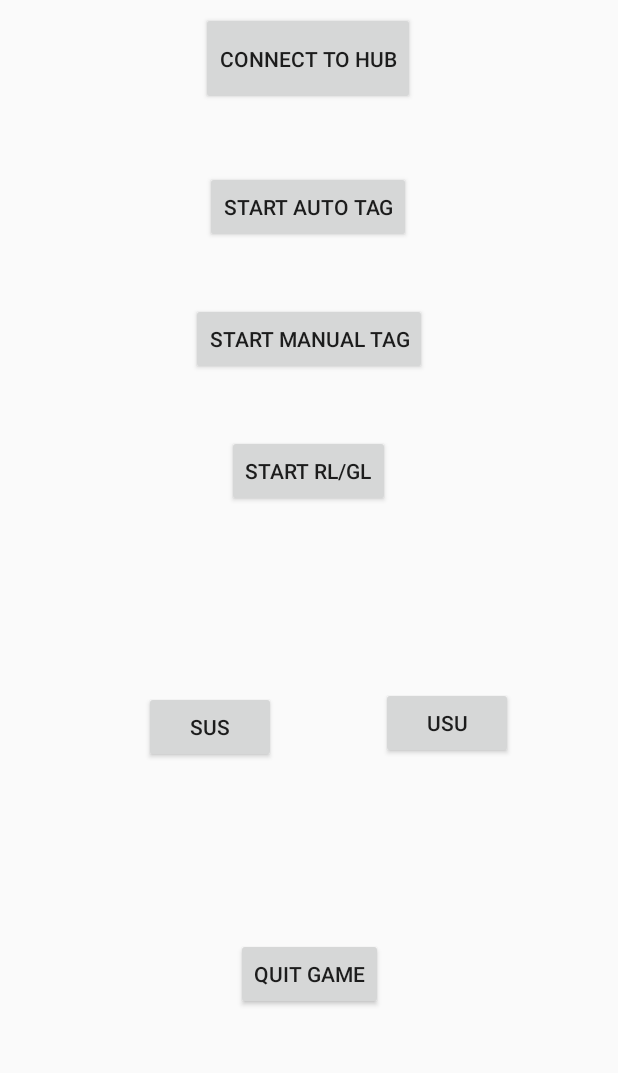
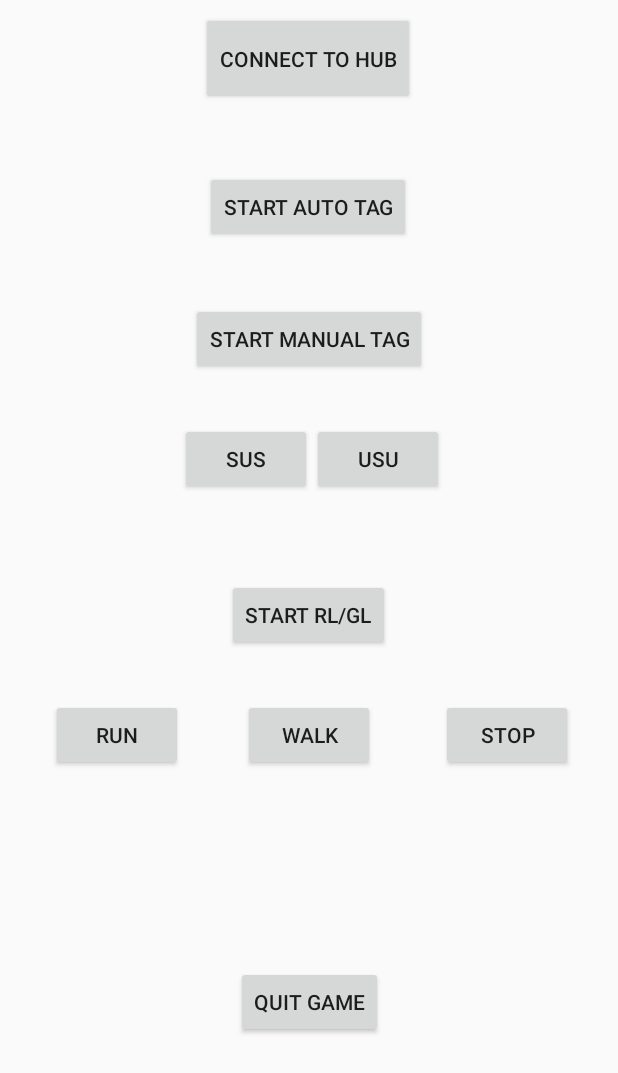
Before and after one commit to nopejpg/BetterGameOfTag, an Android app: the layout activity_scan.xml on its own in the app's theme, with its tools: preview values and no code run, on a phone screen of 412 x 824 dp. Shown: the top 1073 px of the screen. Run offline under Robolectric (Android 15) with nearby library versions, the phone set to English and light mode, and no system bars.

Commit message:
added buttons for RLGL testing

```diff
--- a/mobileApp/BGOT_mobile/app/src/main/java/com/bgot/marccelestini/bgot_mobile/ScanActivity.java
+++ b/mobileApp/BGOT_mobile/app/src/main/java/com/bgot/marccelestini/bgot_mobile/ScanActivity.java
@@ -79,6 +79,9 @@ public class ScanActivity extends AppCompatActivity {
     private Button testRLGL;
     private Button testSUS;
     private Button testUSU;
+    private Button testRLGLWalk;
+    private Button testRLGLRun;
+    private Button testRLGLStop;
     private TextView testOutputText;
     //UUIDs "They're also in the strings.xml. 'm having a hard time using R.strings  command... So they're hardcoded" **now theyre in UARTProfile.java
     private BluetoothGattServer mGattServer;
@@ -180,6 +183,31 @@ public class ScanActivity extends AppCompatActivity {
                 sendMessage("EXIT_GAME");
             }
         });
+
+        testRLGLRun = findViewById(id.testRLGLRun);
+        testRLGLRun.setOnClickListener(new View.OnClickListener() {
+            @Override
+            public void onClick(View v) {
+                sendMessage("RUN");
+            }
+        });
+
+        testRLGLWalk = findViewById(id.testRLGLWalk);
+        testRLGLWalk.setOnClickListener(new View.OnClickListener() {
+            @Override
+            public void onClick(View v) {
+                sendMessage("WALK");
+            }
+        });
+
+        testRLGLStop = findViewById(id.testRLGLStop);
+        testRLGLStop.setOnClickListener(new View.OnClickListener() {
+            @Override
+            public void onClick(View v) {
+                sendMessage("STOP");
+            }
+        });
+
     }
 
     private void sendMessage(String mes) {
--- a/mobileApp/BGOT_mobile/app/src/main/res/layout/activity_scan.xml
+++ b/mobileApp/BGOT_mobile/app/src/main/res/layout/activity_scan.xml
@@ -36,15 +36,15 @@
         android:id="@+id/testQuitGame"
         android:layout_width="wrap_content"
         android:layout_height="wrap_content"
-        android:layout_marginBottom="8dp"
+        android:layout_marginBottom="132dp"
         android:layout_marginEnd="8dp"
         android:layout_marginStart="8dp"
-        android:layout_marginTop="144dp"
+        android:layout_marginTop="8dp"
         android:text="Quit Game"
         app:layout_constraintBottom_toBottomOf="parent"
         app:layout_constraintEnd_toEndOf="parent"
         app:layout_constraintStart_toStartOf="parent"
-        app:layout_constraintTop_toBottomOf="@+id/testRLGL" />
+        app:layout_constraintTop_toBottomOf="@+id/button2" />
 
     <Button
         android:id="@+id/testManTag"
@@ -64,38 +64,63 @@
         android:layout_height="wrap_content"
         android:layout_marginEnd="8dp"
         android:layout_marginStart="8dp"
-        android:layout_marginTop="40dp"
+        android:layout_marginTop="56dp"
         android:text="Start RL/GL"
         app:layout_constraintEnd_toEndOf="parent"
         app:layout_constraintHorizontal_bias="0.498"
         app:layout_constraintStart_toStartOf="parent"
-        app:layout_constraintTop_toBottomOf="@+id/testManTag" />
+        app:layout_constraintTop_toBottomOf="@+id/testManTagSUS" />
 
     <Button
         android:id="@+id/testManTagSUS"
         android:layout_width="wrap_content"
         android:layout_height="wrap_content"
-        android:layout_marginBottom="8dp"
-        android:layout_marginStart="96dp"
-        android:layout_marginTop="12dp"
+        android:layout_marginStart="120dp"
+        android:layout_marginTop="32dp"
         android:text="SUS"
-        app:layout_constraintBottom_toTopOf="@+id/testQuitGame"
         app:layout_constraintStart_toStartOf="parent"
-        app:layout_constraintTop_toBottomOf="@+id/testRLGL"
-        app:layout_constraintVertical_bias="0.506" />
+        app:layout_constraintTop_toBottomOf="@+id/testManTag" />
 
     <Button
         android:id="@+id/testManTagUSU"
         android:layout_width="wrap_content"
         android:layout_height="wrap_content"
-        android:layout_marginBottom="8dp"
+        android:layout_marginEnd="116dp"
+        android:layout_marginTop="32dp"
+        android:text="USU"
+        app:layout_constraintEnd_toEndOf="parent"
+        app:layout_constraintTop_toBottomOf="@+id/testManTag" />
+
+    <Button
+        android:id="@+id/testRLGLRun"
+        android:layout_width="wrap_content"
+        android:layout_height="wrap_content"
+        android:layout_marginEnd="40dp"
+        android:layout_marginTop="32dp"
+        android:text="Run"
+        app:layout_constraintEnd_toStartOf="@+id/testRLGLWalk"
+        app:layout_constraintTop_toBottomOf="@+id/testRLGL" />
+
+    <Button
+        android:id="@+id/testRLGLWalk"
+        android:layout_width="wrap_content"
+        android:layout_height="wrap_content"
         android:layout_marginEnd="8dp"
         android:layout_marginStart="8dp"
-        android:layout_marginTop="8dp"
-        android:text="USU"
-        app:layout_constraintBottom_toTopOf="@+id/testQuitGame"
+        android:layout_marginTop="32dp"
+        android:text="Walk"
         app:layout_constraintEnd_toEndOf="parent"
-        app:layout_constraintStart_toEndOf="@+id/testManTagSUS"
+        app:layout_constraintStart_toStartOf="parent"
+        app:layout_constraintTop_toBottomOf="@+id/testRLGL" />
+
+    <Button
+        android:id="@+id/testRLGLStop"
+        android:layout_width="wrap_content"
+        android:layout_height="wrap_content"
+        android:layout_marginStart="44dp"
+        android:layout_marginTop="32dp"
+        android:text="Stop"
+        app:layout_constraintStart_toEndOf="@+id/testRLGLWalk"
         app:layout_constraintTop_toBottomOf="@+id/testRLGL" />
 
 
```
Also changed, not shown: 27 other files.
